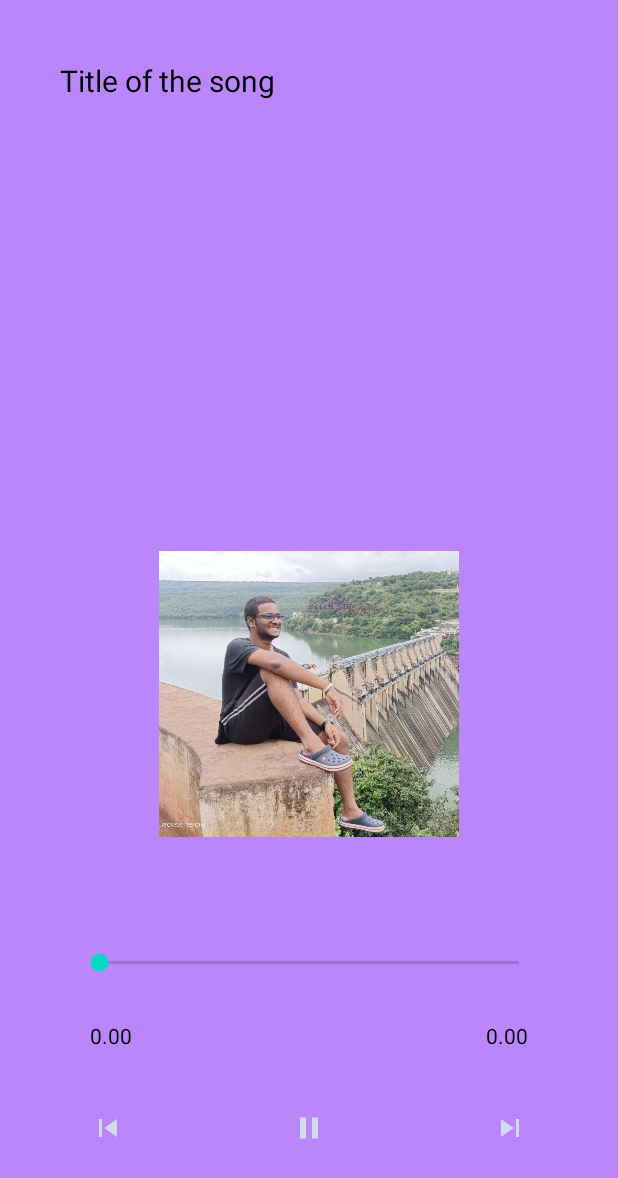
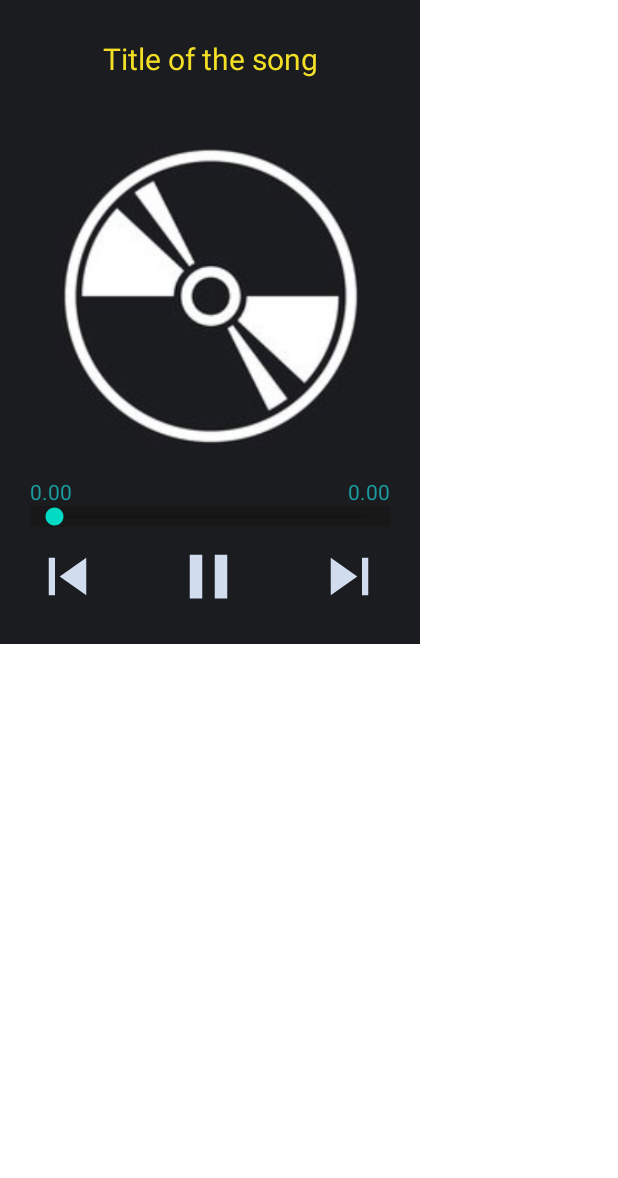
Before and after one commit to LCB2021029-Badri/sensory-music, an Android app: the layout activity_music_player.xml on its own in the app's theme, with its tools: preview values and no code run, on a phone screen of 412 x 824 dp. Shown: the top 1178 px of the screen. Run offline under Robolectric (Android 15) with nearby library versions, the phone set to English and light mode, and no system bars.

Commit message:
MUSIC PLAYER SUCCESSFULLY BUILT

```diff
--- a/app/src/main/AndroidManifest.xml
+++ b/app/src/main/AndroidManifest.xml
@@ -19,7 +19,8 @@
         tools:targetApi="31">
         <activity
             android:name=".MusicPlayerActivity"
-            android:exported="false">
+            android:exported="false"
+            android:theme="@style/DialogActivity">
             <meta-data
                 android:name="android.app.lib_name"
                 android:value="" />
--- a/app/src/main/java/com/example/sensorymusic/MainActivity.kt
+++ b/app/src/main/java/com/example/sensorymusic/MainActivity.kt
@@ -53,7 +53,7 @@ class MainActivity : AppCompatActivity() {
         //adding each songData to songList sing the cursor
         while (cursor!!.moveToNext()) {
             val songData = AudioModel(cursor.getString(1), cursor.getString(0), cursor.getString(2))
-            if (File(songData.path).exists()) { //check for the existence of songs (sometimes may not due to exceptions)
+            if (File(songData.path).exists() && (((cursor.getString(2).toFloat())/60000)%60000) > 1.9) { //check for the existence of songs (sometimes may not due to exceptions) and duration greater than 2 minutes
                 songsList.add(songData)
             }
         }
--- a/app/src/main/java/com/example/sensorymusic/MusicListAdapter.kt
+++ b/app/src/main/java/com/example/sensorymusic/MusicListAdapter.kt
@@ -26,12 +26,12 @@ class MusicListAdapter(val songList: ArrayList<AudioModel>,var context: Context)
         //to highlight the music being played on the recycler list
         if(MyMediaPalyer.currentIndex == position){
             holder.itemView.apply {
-                titleTextView!!.setTextColor(Color.parseColor("#FF0000"))
+                titleTextView!!.setTextColor(Color.parseColor("#F3DF26"))
             }
         }
         else{
             holder.itemView.apply {
-                titleTextView!!.setTextColor(Color.parseColor("#000000"))
+                titleTextView!!.setTextColor(Color.parseColor("#1B9CA1"))
             }
 
         }
@@ -60,5 +60,4 @@ class MusicListAdapter(val songList: ArrayList<AudioModel>,var context: Context)
     override fun getItemCount(): Int {
         return songList.size
     }
-// THIS IS THE MAIN CLASS
 }
--- a/app/src/main/res/layout/activity_main.xml
+++ b/app/src/main/res/layout/activity_main.xml
@@ -4,17 +4,18 @@
     xmlns:tools="http://schemas.android.com/tools"
     android:layout_width="match_parent"
     android:layout_height="match_parent"
-    tools:context=".MainActivity">
+    tools:context=".MainActivity"
+    android:background="@color/grey">
 
     <TextView
         android:id="@+id/songs_text"
         android:layout_width="wrap_content"
         android:layout_height="wrap_content"
-        android:textColor="@color/black"
-        android:text="SONGS"
-        android:textSize="20dp"
+        android:textColor="@color/skin"
+        android:text="SENSOR  MUSIC  : "
+        android:textSize="24dp"
         android:textStyle="bold"
-        android:layout_centerHorizontal="true"
+        android:layout_alignParentLeft="true"
         android:padding="18dp"
         />
 
--- a/app/src/main/res/layout/activity_music_player.xml
+++ b/app/src/main/res/layout/activity_music_player.xml
@@ -1,101 +1,97 @@
 <?xml version="1.0" encoding="utf-8"?>
-<RelativeLayout xmlns:android="http://schemas.android.com/apk/res/android"
+<androidx.constraintlayout.widget.ConstraintLayout xmlns:android="http://schemas.android.com/apk/res/android"
     xmlns:app="http://schemas.android.com/apk/res-auto"
     xmlns:tools="http://schemas.android.com/tools"
-    android:layout_width="match_parent"
-    android:layout_height="match_parent"
-    tools:context=".MusicPlayerActivity"
-    android:background="@color/purple_200">
+    android:layout_width="280dp"
+    android:layout_height="wrap_content"
+    android:padding="20dp"
+    android:background="@color/cd"
+    tools:context=".MusicPlayerActivity">
 
     <TextView
         android:id="@+id/song_title"
-        android:layout_width="match_parent"
+        android:layout_width="wrap_content"
         android:layout_height="wrap_content"
+        android:ellipsize="marquee"
+        android:padding="5dp"
+        android:singleLine="true"
         android:text="Title of the song"
-        android:singleLine="true"
-        android:textColor="@color/black"
+        android:textColor="@color/skin"
         android:textSize="20sp"
-        android:layout_margin="20dp"
-        android:padding="20dp"
-        android:layout_centerHorizontal="true"
-        android:ellipsize="marquee"/>
+        app:layout_constraintEnd_toEndOf="parent"
+        app:layout_constraintStart_toStartOf="parent"
+        app:layout_constraintTop_toTopOf="parent" />
+
 
     <ImageView
         android:id="@+id/music_icon_big"
         android:layout_width="240dp"
         android:layout_height="240dp"
         android:layout_centerHorizontal="true"
+        android:layout_marginTop="20dp"
         android:padding="20dp"
-        android:layout_above="@+id/controls"
-        android:src="@drawable/img1"/>
-
-    <RelativeLayout
-        android:id="@+id/controls"
-        android:layout_width="match_parent"
-        android:layout_height="wrap_content"
-        android:layout_alignParentBottom="true"
-        android:padding="40dp">
+        android:src="@drawable/cd"
+        app:layout_constraintEnd_toEndOf="parent"
+        app:layout_constraintHorizontal_bias="0.487"
+        app:layout_constraintStart_toStartOf="parent"
+        app:layout_constraintTop_toBottomOf="@+id/song_title" />
 
     <SeekBar
-            android:layout_width="match_parent"
-            android:layout_height="wrap_content"
         android:id="@+id/seek_bar"
-            android:layout_margin="10dp"
-            android:backgroundTint="@color/black"/>
-
+        android:layout_width="240dp"
+        android:layout_height="14dp"
+        android:background="@color/greyfg"
+        android:backgroundTint="@color/greybg"
+        app:layout_constraintEnd_toEndOf="@+id/total_time"
+        app:layout_constraintHorizontal_bias="0.0"
+        app:layout_constraintStart_toStartOf="@+id/current_time"
+        app:layout_constraintTop_toBottomOf="@+id/current_time" />
 
     <TextView
+        android:id="@+id/current_time"
         android:layout_width="wrap_content"
         android:layout_height="wrap_content"
-            android:id="@+id/current_time"
-            android:layout_below="@id/seek_bar"
         android:text="0.00"
-            android:layout_alignParentStart="true"
-            android:textColor="@color/black"
-            android:layout_margin="20dp"/>
+        android:textColor="@color/mainSkin"
+        app:layout_constraintStart_toStartOf="@+id/music_icon_big"
+        app:layout_constraintTop_toBottomOf="@+id/music_icon_big" />
+
+    <ImageView
+        android:id="@+id/pause_play"
+        android:layout_width="50dp"
+        android:layout_height="50dp"
+        android:layout_marginTop="8dp"
+        android:src="@drawable/icon_pause"
+        app:layout_constraintEnd_toEndOf="@+id/music_icon_big"
+        app:layout_constraintHorizontal_bias="0.494"
+        app:layout_constraintStart_toStartOf="@+id/music_icon_big"
+        app:layout_constraintTop_toBottomOf="@+id/seek_bar" />
 
     <TextView
+        android:id="@+id/total_time"
         android:layout_width="wrap_content"
         android:layout_height="wrap_content"
-            android:id="@+id/total_time"
-            android:layout_below="@id/seek_bar"
         android:text="0.00"
-            android:layout_alignParentEnd="true"
-            android:textColor="@color/black"
-            android:layout_margin="20dp"/>
-
-        <RelativeLayout
-            android:layout_width="match_parent"
-            android:layout_height="wrap_content"
-            android:layout_below="@id/total_time"
-            android:padding="20dp">
+        android:textColor="@color/mainSkin"
+        app:layout_constraintEnd_toEndOf="@+id/music_icon_big"
+        app:layout_constraintTop_toBottomOf="@+id/music_icon_big" />
 
     <ImageView
         android:id="@+id/previous"
-                android:layout_width="wrap_content"
-                android:layout_height="wrap_content"
+        android:layout_width="50dp"
+        android:layout_height="50dp"
+        android:layout_marginEnd="44dp"
         android:src="@drawable/icon_previous"
-                android:layout_centerVertical="true"
-                android:layout_alignParentStart="true"/>
+        app:layout_constraintBottom_toBottomOf="@+id/pause_play"
+        app:layout_constraintEnd_toStartOf="@+id/pause_play" />
 
     <ImageView
         android:id="@+id/next"
-                android:layout_width="wrap_content"
-                android:layout_height="wrap_content"
+        android:layout_width="50dp"
+        android:layout_height="50dp"
+        android:layout_marginStart="44dp"
         android:src="@drawable/icon_next"
-                android:layout_centerVertical="true"
-                android:layout_alignParentEnd="true"/>
+        app:layout_constraintBottom_toBottomOf="@+id/pause_play"
+        app:layout_constraintStart_toEndOf="@+id/pause_play" />
 
-            <ImageView
-                android:id="@+id/pause_play"
-                android:layout_width="wrap_content"
-                android:layout_height="wrap_content"
-                android:src="@drawable/icon_pause"
-                android:layout_centerVertical="true"
-                android:layout_centerInParent="true"/>
-
-        </RelativeLayout>
-
-    </RelativeLayout>
-
-</RelativeLayout>
+</androidx.constraintlayout.widget.ConstraintLayout>
--- a/app/src/main/res/layout/recycler_item.xml
+++ b/app/src/main/res/layout/recycler_item.xml
@@ -3,11 +3,12 @@
     xmlns:tools="http://schemas.android.com/tools"
     android:layout_width="match_parent"
     android:layout_height="wrap_content"
-    android:background="@color/purple_200"
+    android:background="@color/greybg"
     android:layout_marginTop="5dp"
     android:layout_marginLeft="5dp"
     android:layout_marginRight="5dp"
-    android:paddingTop="10dp">
+    android:paddingTop="10dp"
+    android:paddingHorizontal="10dp">
 
 <!-- create a page title here  -->
     <ImageView
@@ -15,7 +16,7 @@
         android:layout_width="36dp"
         android:layout_height="36dp"
         android:layout_centerVertical="true"
-        android:src="@drawable/img1"/>
+        android:src="@drawable/icon_music"/>
     <TextView
         android:id="@+id/music_title_text"
         android:layout_width="match_parent"
@@ -26,7 +27,8 @@
         android:maxLines="1"
         android:ellipsize="end"
         android:text="Music"
-        android:textColor="@color/black"
+        android:textColor="@color/white"
+        android:textSize="16sp"
         />
 
 </RelativeLayout>
--- a/app/src/main/res/values/colors.xml
+++ b/app/src/main/res/values/colors.xml
@@ -7,4 +7,12 @@
     <color name="teal_700">#FF018786</color>
     <color name="black">#FF000000</color>
     <color name="white">#FFFFFFFF</color>
+    <color name="greybg">#181818</color>
+    <color name="greyfg">#121212</color>
+    <color name="cd">#1B1C20</color>
+    <color name="grey">#2A2A2A</color>
+    <color name="mainSkin">#1B9CA1</color>
+    <color name="blood">#290606</color>
+    <color name="skin">#F3DF26</color>
+    <color name="semiTransparentBlack">#00000000</color>
 </resources>
--- a/app/src/main/res/values/themes.xml
+++ b/app/src/main/res/values/themes.xml
@@ -13,4 +13,26 @@
         <item name="android:statusBarColor">?attr/colorPrimaryVariant</item>
         <!-- Customize your theme here. -->
     </style>
+
+    <!-- any of these two themes of smaller activity on another -->
+
+    <style name="DialogActivity" parent="Theme.AppCompat.Light.Dialog">
+        <item name="android:windowFrame">@null</item>
+        <item name="android:windowNoTitle">true</item>
+        <item name="android:windowIsFloating">true</item>
+        <item name="windowActionBar">false</item>
+        <item name="windowNoTitle">true</item>
+        <item name="android:windowContentOverlay">@null</item>
+    </style>
+
+
+<!--    <style name="DialogActivity" parent="Theme.MaterialComponents.DayNight.NoActionBar">-->
+<!--        <item name="android:windowBackground">@android:color/transparent</item>-->
+<!--        <item name="android:windowIsTranslucent">true</item>-->
+<!--        <item name="android:windowContentOverlay">@null</item>-->
+<!--        <item name="android:state_window_focused">true</item>-->
+<!--        <item name="android:backgroundDimEnabled">true</item>-->
+<!--    </style>-->
+
+
 </resources>
```
Also changed, not shown: app/src/main/res/drawable-v24/cd.jpg (added), app/src/main/res/drawable/img1.jpg (deleted). Lines whose indentation alone changed are shown as unchanged.
